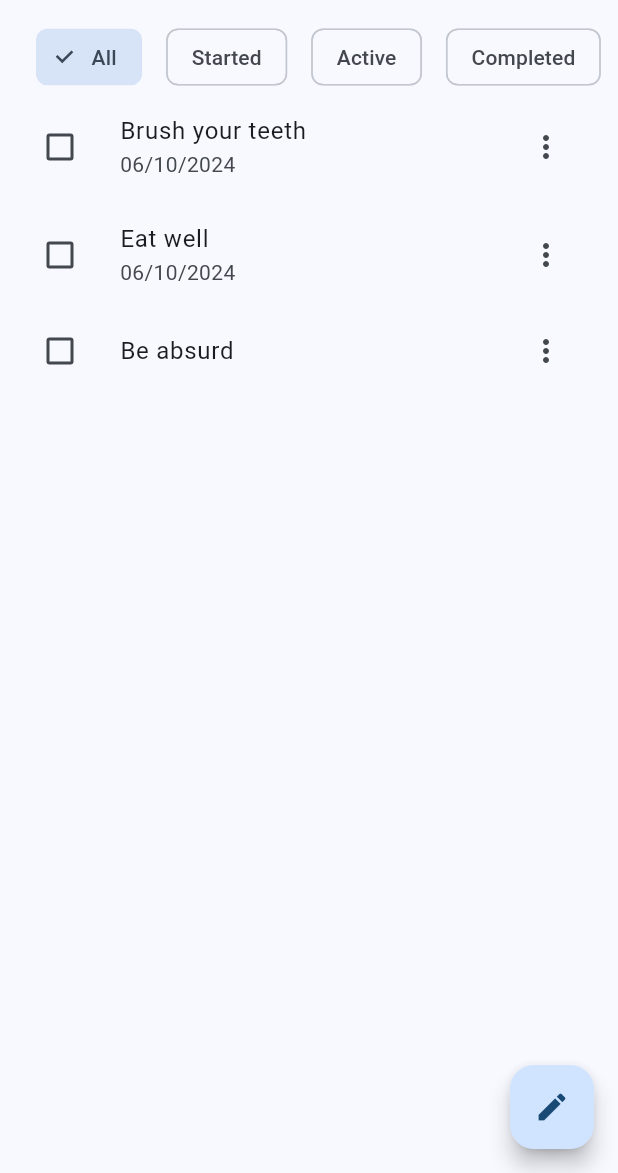
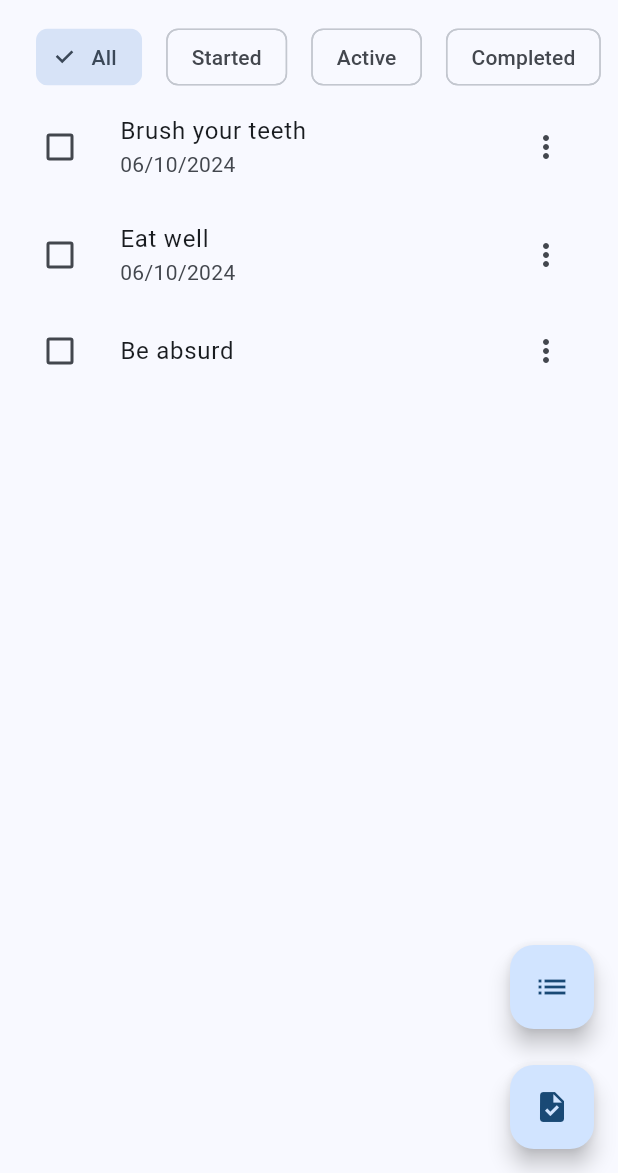
Before and after one commit to raffaelecostanzo/dutask, a Flutter app: the screen it shows after launch, on a phone screen of 412 x 824 dp, the part 63-1236 px from its top. Run offline on Flutter 3.47's test engine with Material 3 defaults, Android fonts, the phone set to English and light mode, and no system bars; our stand-ins replace flutter_riverpod, freezed_annotation, mask_text_input_formatter; generated files the repository leaves out were written again.

Commit message:
switched from an expandable fab to two single fabs; modified the scrolling behaviour of the task list: it has now some bottom padding so that fabs don't need to hide when the list is scrolled to the bottom; now the task screen is a consumer widget instead of a consumer stateful widget; updated to gradle 8.9 because I encountered some issues with compilation;

```diff
--- a/lib/screens/task_list_screen.dart
+++ b/lib/screens/task_list_screen.dart
@@ -1,9 +1,6 @@
-import 'package:dutask/models/task_model.dart';
 import 'package:dutask/providers/filtered_tasks_provider.dart';
 import 'package:dutask/providers/quick_filter_provider.dart';
-import 'package:dutask/screens/list_form_screen.dart';
 import 'package:dutask/screens/task_form_screen.dart';
-import 'package:dutask/widgets/expandable_fab.dart';
 import 'package:dutask/widgets/filter_chips_bar.dart';
 import 'package:dutask/widgets/filter_settings_drawer.dart';
 import 'package:dutask/widgets/main_drawer.dart';
@@ -11,64 +8,18 @@ import 'package:dutask/widgets/task_item.dart';
 import 'package:flutter/material.dart';
 import 'package:flutter_riverpod/flutter_riverpod.dart';
 
-class TaskListScreen extends ConsumerStatefulWidget {
+import 'list_form_screen.dart';
+
+class TaskListScreen extends ConsumerWidget {
   const TaskListScreen({super.key});
 
-  @override
-  ConsumerState<ConsumerStatefulWidget> createState() => _TaskListViewState();
-}
-
-class _TaskListViewState extends ConsumerState<TaskListScreen> {
-  final _scrollController = ScrollController();
-  bool _isFloatingActionButtonVisible = true;
-
-  @override
-  void initState() {
-    super.initState();
-    _scrollController.addListener(() {
-      _updateFabVisibility();
-    });
-  }
-
-  @override
-  void dispose() {
-    _scrollController.dispose();
-    super.dispose();
-  }
-
-  void _updateFabVisibility() {
-    WidgetsBinding.instance.addPostFrameCallback((_) {
-      final isScrollable = _scrollController.hasClients &&
-          _scrollController.position.maxScrollExtent > 0;
-      final isAtBottom = _scrollController.hasClients &&
-          _scrollController.position.pixels >=
-              _scrollController.position.maxScrollExtent;
-
-      if (!isScrollable || !isAtBottom) {
-        if (!_isFloatingActionButtonVisible) {
-          setState(() {
-            _isFloatingActionButtonVisible = true;
-          });
-        }
-      } else if (isAtBottom && _isFloatingActionButtonVisible) {
-        setState(() {
-          _isFloatingActionButtonVisible = false;
-        });
-      }
-    });
-  }
-
-  @override
-  Widget build(BuildContext context) {
+  Widget build(BuildContext context, WidgetRef ref) {
     final tasks = ref.watch(filteredTasks);
     final currentQuickFilter = ref.watch(selectedQuickFilter);
 
-    ref.listen<List<TaskModel>>(filteredTasks, (previous, next) {
-      _updateFabVisibility();
-    });
-
     return Scaffold(
       appBar: AppBar(
+        forceMaterialTransparency: true,
         title: const Text('Dutask'),
         actions: [
           Builder(
@@ -94,20 +45,32 @@ class _TaskListViewState extends ConsumerState<TaskListScreen> {
                     child: Text('There are no tasks at the moment.'),
                   )
                 : ListView.builder(
-                    controller: _scrollController,
                     itemCount: tasks.length,
                     itemBuilder: (context, index) => TaskItem(tasks[index]),
+                    padding: EdgeInsets.only(bottom: 192),
                   ),
           ),
         ],
       ),
-      floatingActionButton: Visibility(
-        visible: _isFloatingActionButtonVisible,
-        child: ExpandableFab(
-          distance: 64,
+      floatingActionButton: Column(
+        mainAxisAlignment: MainAxisAlignment.end,
         children: [
-            ActionButton(
-              icon: Icon(Icons.task),
+          FloatingActionButton(
+            heroTag: 'list',
+            tooltip: 'List',
+            child: Icon(Icons.list),
+            onPressed: () => Navigator.push(
+              context,
+              MaterialPageRoute(
+                builder: (context) => const ListFormScreen(),
+              ),
+            ),
+          ),
+          SizedBox(height: 24),
+          FloatingActionButton(
+            heroTag: 'task',
+            tooltip: 'Task',
+            child: Icon(Icons.task),
             onPressed: () => Navigator.push(
               context,
               MaterialPageRoute(
@@ -115,17 +78,7 @@ class _TaskListViewState extends ConsumerState<TaskListScreen> {
               ),
             ),
           ),
-            ActionButton(
-              icon: Icon(Icons.list),
-              onPressed: () => Navigator.push(
-                context,
-                MaterialPageRoute(
-                  builder: (context) => const ListFormScreen(),
-                ),
-              ),
-            )
         ],
-        ),
       ),
     );
   }
--- a/lib/widgets/expandable_fab.dart
+++ /dev/null
@@ -1,211 +0,0 @@
-import 'dart:math' as math;
-
-import 'package:flutter/material.dart';
-
-@immutable
-class ExpandableFab extends StatefulWidget {
-  const ExpandableFab({
-    super.key,
-    this.initialOpen,
-    required this.distance,
-    required this.children,
-  });
-
-  final bool? initialOpen;
-  final double distance;
-  final List<Widget> children;
-
-  @override
-  State<ExpandableFab> createState() => _ExpandableFabState();
-}
-
-class _ExpandableFabState extends State<ExpandableFab>
-    with SingleTickerProviderStateMixin {
-  late final AnimationController _controller;
-  late final Animation<double> _expandAnimation;
-  bool _open = false;
-
-  @override
-  void initState() {
-    super.initState();
-    _open = widget.initialOpen ?? false;
-    _controller = AnimationController(
-      value: _open ? 1.0 : 0.0,
-      duration: const Duration(milliseconds: 250),
-      vsync: this,
-    );
-    _expandAnimation = CurvedAnimation(
-      curve: Curves.fastOutSlowIn,
-      reverseCurve: Curves.easeOutQuad,
-      parent: _controller,
-    );
-  }
-
-  @override
-  void dispose() {
-    _controller.dispose();
-    super.dispose();
-  }
-
-  void _toggle() {
-    setState(() {
-      _open = !_open;
-      if (_open) {
-        _controller.forward();
-      } else {
-        _controller.reverse();
-      }
-    });
-  }
-
-  @override
-  Widget build(BuildContext context) {
-    return SizedBox.expand(
-      child: Stack(
-        alignment: Alignment.bottomRight,
-        clipBehavior: Clip.none,
-        children: [
-          _buildTapToCloseFab(),
-          ..._buildExpandingActionButtons(),
-          _buildTapToOpenFab(),
-        ],
-      ),
-    );
-  }
-
-  Widget _buildTapToCloseFab() {
-    return SizedBox(
-      width: 56,
-      height: 56,
-      child: Center(
-        child: Material(
-          shape: const CircleBorder(),
-          clipBehavior: Clip.antiAlias,
-          elevation: 4,
-          child: InkWell(
-            onTap: _toggle,
-            child: Padding(
-              padding: const EdgeInsets.all(8),
-              child: Icon(
-                Icons.close,
-              ),
-            ),
-          ),
-        ),
-      ),
-    );
-  }
-
-  List<Widget> _buildExpandingActionButtons() {
-    final children = <Widget>[];
-    final count = widget.children.length;
-    final step = 90.0 / (count - 1);
-    for (var i = 0, angleInDegrees = 0.0;
-        i < count;
-        i++, angleInDegrees += step) {
-      children.add(
-        _ExpandingActionButton(
-          directionInDegrees: angleInDegrees,
-          maxDistance: widget.distance,
-          progress: _expandAnimation,
-          child: widget.children[i],
-        ),
-      );
-    }
-    return children;
-  }
-
-  Widget _buildTapToOpenFab() {
-    return IgnorePointer(
-      ignoring: _open,
-      child: AnimatedContainer(
-        transformAlignment: Alignment.center,
-        transform: Matrix4.diagonal3Values(
-          _open ? 0.7 : 1.0,
-          _open ? 0.7 : 1.0,
-          1.0,
-        ),
-        duration: const Duration(milliseconds: 250),
-        curve: const Interval(0.0, 0.5, curve: Curves.easeOut),
-        child: AnimatedOpacity(
-          opacity: _open ? 0.0 : 1.0,
-          curve: const Interval(0.25, 1.0, curve: Curves.easeInOut),
-          duration: const Duration(milliseconds: 250),
-          child: FloatingActionButton(
-            onPressed: _toggle,
-            child: const Icon(Icons.create),
-          ),
-        ),
-      ),
-    );
-  }
-}
-
-@immutable
-class _ExpandingActionButton extends StatelessWidget {
-  const _ExpandingActionButton({
-    required this.directionInDegrees,
-    required this.maxDistance,
-    required this.progress,
-    required this.child,
-  });
-
-  final double directionInDegrees;
-  final double maxDistance;
-  final Animation<double> progress;
-  final Widget child;
-
-  @override
-  Widget build(BuildContext context) {
-    return AnimatedBuilder(
-      animation: progress,
-      builder: (context, child) {
-        final offset = Offset.fromDirection(
-          directionInDegrees * (math.pi / 180.0),
-          progress.value * maxDistance,
-        );
-        return Positioned(
-          right: 4.0 + offset.dx,
-          bottom: 4.0 + offset.dy,
-          child: Transform.rotate(
-            angle: (1.0 - progress.value) * math.pi / 2,
-            child: child!,
-          ),
-        );
-      },
-      child: FadeTransition(
-        opacity: progress,
-        child: child,
-      ),
-    );
-  }
-}
-
-@immutable
-class ActionButton extends StatelessWidget {
-  const ActionButton({
-    super.key,
-    this.onPressed,
-    required this.icon,
-  });
-
-  final VoidCallback? onPressed;
-  final Widget icon;
-
-  @override
-  Widget build(BuildContext context) {
-    final theme = Theme.of(context);
-    return Material(
-      shape: const CircleBorder(),
-      clipBehavior: Clip.antiAlias,
-      color: theme.colorScheme.secondary,
-      elevation: 4,
-      child: IconButton(
-        iconSize: 32,
-        onPressed: onPressed,
-        icon: icon,
-        color: theme.colorScheme.onSecondary,
-      ),
-    );
-  }
-}
--- a/pubspec.yaml
+++ b/pubspec.yaml
@@ -16,7 +16,7 @@ dependencies:
   intl: ^0.19.0
   json_annotation: ^4.9.0
   mask_text_input_formatter: ^2.6.0
-  path_provider: ^2.1.1
+  path_provider: ^2.1.4
   uuid: ^4.2.15
 
 dev_dependencies:
```
Also changed, not shown: pubspec.lock, 5 other files. Lines whose indentation alone changed are shown as unchanged.
